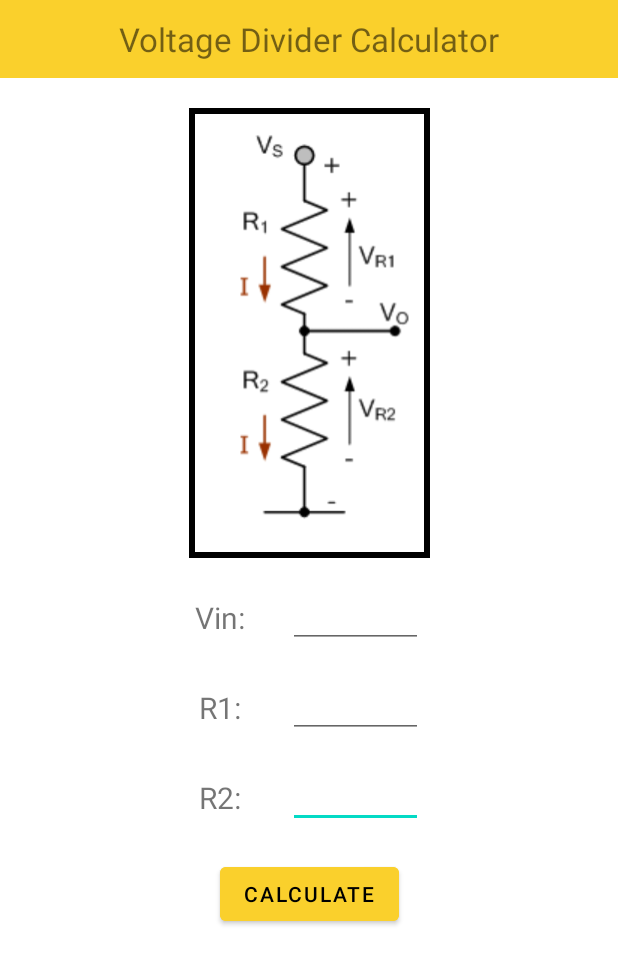
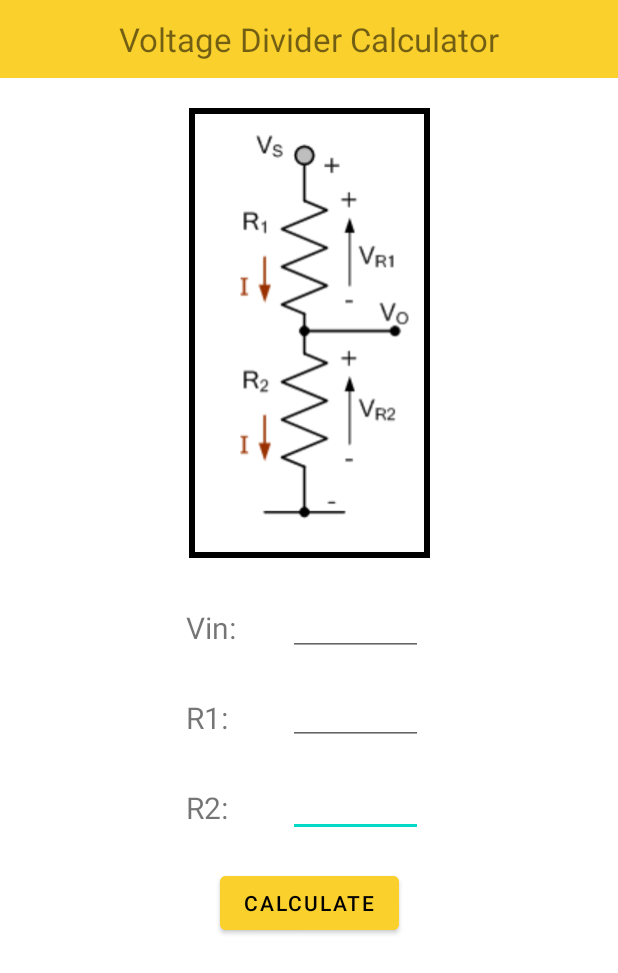
Before and after one commit to matsouto/RCircuitCalc, an Android app: the screen it shows after launch (MainActivity), on a phone screen of 412 x 824 dp. Shown: the top 973 px of the screen. Run offline under Robolectric (Android 15) with nearby library versions, the phone set to English and light mode, and no system bars.

Commit message:
fix views

```diff
--- a/app/src/main/java/com/souto/rcircuitcalc/MainActivity.java
+++ b/app/src/main/java/com/souto/rcircuitcalc/MainActivity.java
@@ -1,6 +1,7 @@
 package com.souto.rcircuitcalc;
 
 import androidx.appcompat.app.AppCompatActivity;
+import androidx.appcompat.app.AppCompatDelegate;
 
 import android.os.Bundle;
 import android.view.View;
@@ -30,6 +31,8 @@ public class MainActivity extends AppCompatActivity {
 
         getSupportActionBar().hide(); // Removes the action bar on top
 
+        AppCompatDelegate.setDefaultNightMode(AppCompatDelegate.MODE_NIGHT_NO);
+
         setContentView(R.layout.activity_main);
 
         edtVin = findViewById(R.id.edtVin); // Attributing EditText edtVin to the view
--- a/app/src/main/res/layout/activity_main.xml
+++ b/app/src/main/res/layout/activity_main.xml
@@ -12,8 +12,8 @@
     <EditText
         android:id="@+id/edtR2"
         android:layout_width="90dp"
-        android:layout_height="40dp"
-        android:layout_marginTop="20dp"
+        android:layout_height="45dp"
+        android:layout_marginTop="16dp"
         android:layout_marginEnd="130dp"
         android:ems="10"
         android:inputType="numberDecimal"
@@ -23,8 +23,8 @@
     <EditText
         android:id="@+id/edtR1"
         android:layout_width="90dp"
-        android:layout_height="40dp"
-        android:layout_marginTop="20dp"
+        android:layout_height="45dp"
+        android:layout_marginTop="14dp"
         android:layout_marginEnd="130dp"
         android:ems="10"
         android:inputType="numberDecimal"
@@ -34,7 +34,7 @@
     <EditText
         android:id="@+id/edtVin"
         android:layout_width="90dp"
-        android:layout_height="40dp"
+        android:layout_height="45dp"
         android:layout_marginTop="20dp"
         android:layout_marginEnd="130dp"
         android:ems="10"
@@ -48,7 +48,7 @@
         android:layout_height="40dp"
         android:layout_marginStart="124dp"
         android:layout_marginTop="20dp"
-        android:gravity="center"
+        android:gravity="bottom"
         android:text="Vin:"
         android:textSize="20sp"
         app:layout_constraintStart_toStartOf="parent"
@@ -60,7 +60,7 @@
         android:layout_height="40dp"
         android:layout_marginStart="124dp"
         android:layout_marginTop="20dp"
-        android:gravity="center"
+        android:gravity="bottom"
         android:text="R1:"
         android:textSize="20sp"
         app:layout_constraintStart_toStartOf="parent"
@@ -72,7 +72,7 @@
         android:layout_height="40dp"
         android:layout_marginStart="124dp"
         android:layout_marginTop="20dp"
-        android:gravity="center"
+        android:gravity="bottom"
         android:text="R2:"
         android:textSize="20sp"
         app:layout_constraintStart_toStartOf="parent"
@@ -80,9 +80,9 @@
 
     <TextView
         android:id="@+id/txtVout"
-        android:layout_width="50dp"
+        android:layout_width="55dp"
         android:layout_height="40dp"
-        android:layout_marginStart="130dp"
+        android:layout_marginStart="124dp"
         android:layout_marginTop="20dp"
         android:gravity="center"
         android:text=""
@@ -139,10 +139,10 @@
 
     <TextView
         android:id="@+id/txtResult"
-        android:layout_width="90dp"
+        android:layout_width="110dp"
         android:layout_height="40dp"
         android:layout_marginTop="20dp"
-        android:layout_marginEnd="132dp"
+        android:layout_marginEnd="108dp"
         android:gravity="center"
         android:text=""
         android:textAlignment="textStart"
```
